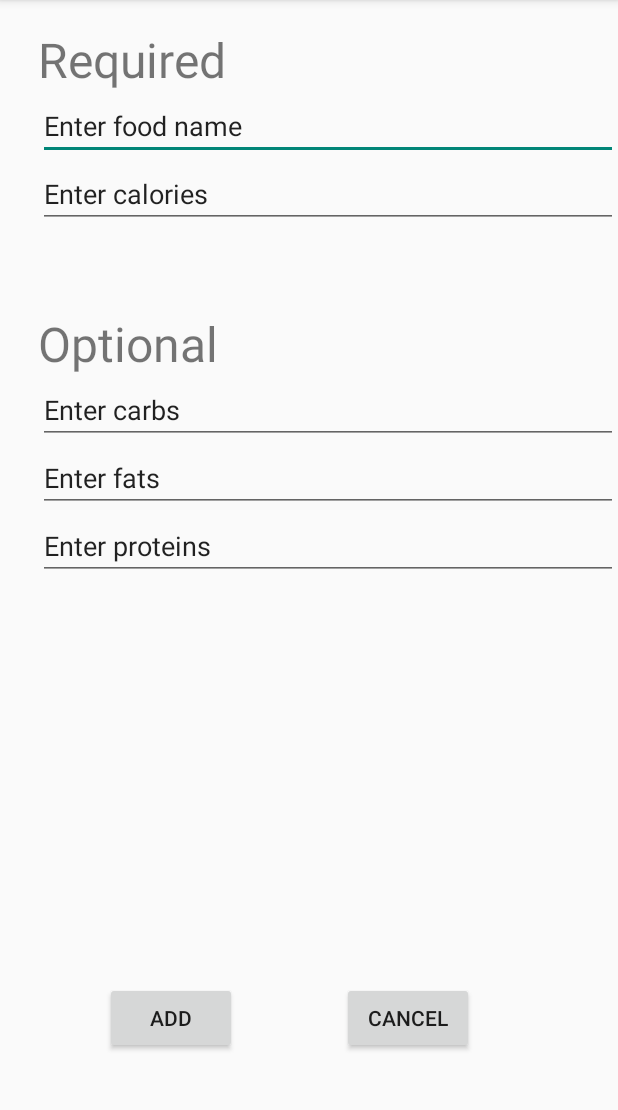
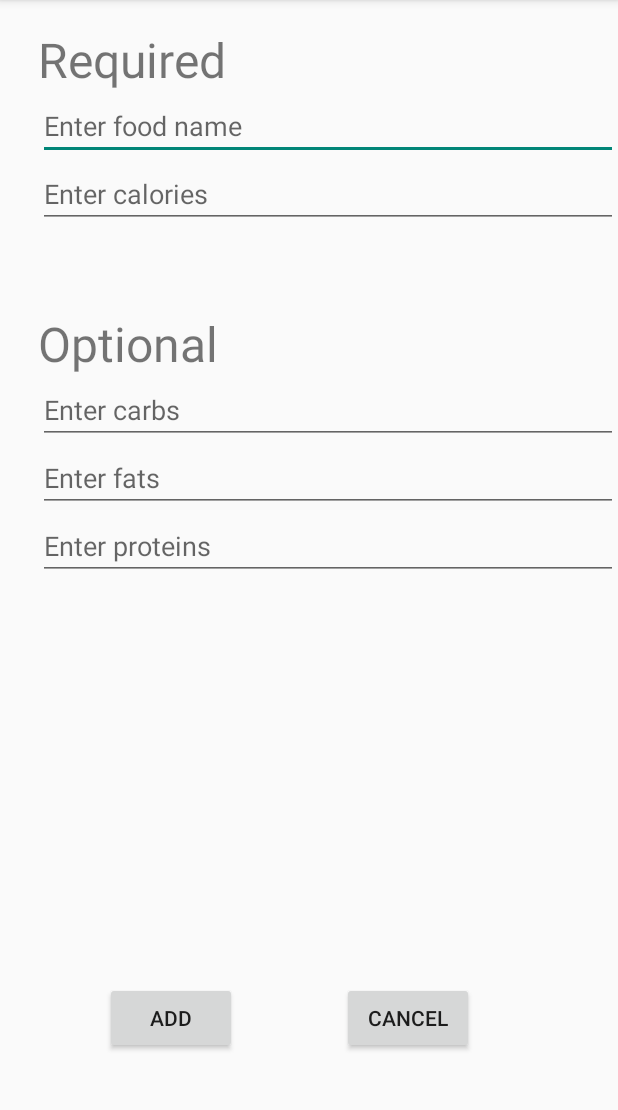
Before and after one commit to MJSanfelippo/CECS453FinalProject, an Android app: the screen it shows after launch (AddNewFoodActivity), after a tap on "ADD A FOOD!", on a phone screen of 412 x 824 dp, the part 84-1194 px from its top. Run offline under Robolectric (Android 15) with nearby library versions, the phone set to English and light mode, and no system bars.

Commit message:
Added more functionality. The following functionality has been added:
1. In the addNewFoodActivity activity, you're forced to enter in at least a name and calories. When you press add food, it passes back the data to MainActivity and adds it to the list.

2. The calories (current and remaining) now change if you add or delete a food.

```diff
--- a/app/src/main/java/android/csulb/edu/cecs453finalproject/MainActivity.java
+++ b/app/src/main/java/android/csulb/edu/cecs453finalproject/MainActivity.java
@@ -1,5 +1,6 @@
 package android.csulb.edu.cecs453finalproject;
 
+import android.app.Activity;
 import android.content.Intent;
 import android.support.v7.app.ActionBar;
 import android.support.v7.app.AppCompatActivity;
@@ -22,28 +23,41 @@ import java.util.ArrayList;
 public class MainActivity extends AppCompatActivity {
 
     private int id;
-    private ArrayList<FoodItem>  foodItemList;
     private LinearLayout foodList;
     TextView viewClicked;
+
+    FoodItem foodItem;
 
     TextView goalCalories;
     TextView currentCalories;
     TextView remainingCalories;
+
+    private int goalCaloriesNumber;
+    private int currentCaloriesNumber;
+    private int remainingCaloriesNumber;
+
 
     Button addFoodButton;
 
     public void addNew(FoodItem foodItem){
         TextView test = new TextView(getApplicationContext());
         test.setLayoutParams(new LayoutParams(LayoutParams.MATCH_PARENT, LayoutParams.WRAP_CONTENT));
-        test.setText("Tester" + id);
+        test.setText(foodItem.getName());
+        test.setTag(foodItem);
         test.setId(id++);
+        currentCaloriesNumber+=foodItem.getCalories();
+        remainingCaloriesNumber-=foodItem.getCalories();
+        currentCalories.setText("Current: " + currentCaloriesNumber);
+        remainingCalories.setText("Remaining: " + remainingCaloriesNumber);
         registerForContextMenu(test);
         int dp = Formulas.convertToDp(20, getResources().getDisplayMetrics().density);
         test.setPadding(dp,dp,dp,dp);
         test.setOnClickListener(new View.OnClickListener() {
             @Override
             public void onClick(View view) {
-                // use foodItem to do new intent to view info about the thing
+                FoodItem foodItem = (FoodItem) view.getTag();
+                Toast.makeText(getApplicationContext(), foodItem.getName()+" " + foodItem.getCalories(), Toast.LENGTH_LONG).show();
+
             }
         });
         test.setOnLongClickListener(new View.OnLongClickListener() {
@@ -60,7 +74,6 @@ public class MainActivity extends AppCompatActivity {
     protected void onCreate(Bundle savedInstanceState) {
         super.onCreate(savedInstanceState);
         setContentView(R.layout.activity_main);
-        foodItemList = new ArrayList<>();
         id = 0;
         getSupportActionBar().setTitle("Health Buddy");
         foodList = (LinearLayout) findViewById(R.id.foodList);
@@ -70,11 +83,20 @@ public class MainActivity extends AppCompatActivity {
         remainingCalories = (TextView) findViewById(R.id.remainingCalories);
 
         addFoodButton = (Button) findViewById(R.id.addFoodButton);
+
+        goalCaloriesNumber = 1500;
+        currentCaloriesNumber = 0;
+        remainingCaloriesNumber = 1500;
+
+        goalCalories.setText("Goal: " + goalCaloriesNumber);
+        currentCalories.setText("Current: " + currentCaloriesNumber);
+        remainingCalories.setText("Remaining: " + remainingCaloriesNumber);
+
         addFoodButton.setOnClickListener(new View.OnClickListener() {
             @Override
             public void onClick(View view) {
                 Intent intent = new Intent(MainActivity.this, AddNewFoodActivity.class);
-                startActivity(intent);
+                startActivityForResult(intent, 69);
             }
         });
         addNew(new FoodItem("food1", 33, id));
@@ -95,8 +117,15 @@ public class MainActivity extends AppCompatActivity {
     public boolean onContextItemSelected(MenuItem item){
 
         if (item.getTitle().toString().equals("delete")){
-            Toast.makeText(getApplicationContext(), "this is: " + viewClicked.getText().toString(), Toast.LENGTH_SHORT).show();
             foodList.removeView(viewClicked);
+
+            FoodItem foodItem = (FoodItem) viewClicked.getTag();
+
+            currentCaloriesNumber-=foodItem.getCalories();
+            remainingCaloriesNumber+=foodItem.getCalories();
+            currentCalories.setText("Current: " + currentCaloriesNumber);
+            remainingCalories.setText("Remaining: " + remainingCaloriesNumber);
+
         } else {
             Toast.makeText(getApplicationContext(), "this is: " + item.getTitle(), Toast.LENGTH_SHORT).show();
         }
@@ -121,5 +150,32 @@ public class MainActivity extends AppCompatActivity {
         return super.onOptionsItemSelected(item);
     }
 
+    @Override
+    protected void onActivityResult(int requestCode, int resultCode, Intent intent) {
+
+        if (requestCode == 69) {
+            if(resultCode == Activity.RESULT_OK){
+                Bundle data = intent.getExtras();
+                String name = data.getString("name");
+                int calories = data.getInt("calories");
+                int carbs = 0;
+                int fats = 0;
+                int proteins = 0;
+                if (data.containsKey("carbs")){
+                    carbs = data.getInt("carbs");
+                }
+                if (data.containsKey("fats")){
+                    fats = data.getInt("fats");
+                }
+                if (data.containsKey("proteins")){
+                    proteins = data.getInt("proteins");
+                }
+                addNew(new FoodItem(name, calories, carbs, fats, proteins, id));
+            }
+            if (resultCode == Activity.RESULT_CANCELED) {
+                //Write your code if there's no result
+            }
+        }
+    }
 
 }
--- a/app/src/main/res/layout/activity_add_new_food.xml
+++ b/app/src/main/res/layout/activity_add_new_food.xml
@@ -24,8 +24,9 @@
         android:layout_width="match_parent"
         android:layout_height="wrap_content"
         android:ems="10"
+        android:text=""
         android:inputType="textPersonName"
-        android:text="Enter food name"
+        android:hint="Enter food name"
         android:layout_below="@+id/requiredTextView"
         android:layout_alignLeft="@+id/requiredTextView"
         />
@@ -34,11 +35,12 @@
         android:id="@+id/enterCaloriesEditText"
         android:layout_width="match_parent"
         android:layout_height="wrap_content"
+        android:text=""
         android:layout_alignLeft="@+id/foodNameEditText"
         android:layout_below="@+id/foodNameEditText"
         android:ems="10"
-        android:inputType="textPersonName"
-        android:text="Enter calories" />
+        android:inputType="number"
+        android:hint="Enter calories" />
 
     <TextView
         android:id="@+id/optionalTextView"
@@ -54,9 +56,10 @@
         android:id="@+id/enterCarbsEditText"
         android:layout_width="match_parent"
         android:layout_height="wrap_content"
+        android:text=""
         android:ems="10"
-        android:inputType="textPersonName"
-        android:text="Enter carbs"
+        android:inputType="number"
+        android:hint="Enter carbs"
         android:layout_below="@+id/optionalTextView"
         android:layout_alignParentRight="true"
         android:layout_alignLeft="@+id/optionalTextView"
@@ -64,11 +67,12 @@
 
     <EditText
         android:id="@+id/enterFatsEditText"
+        android:text=""
         android:layout_width="match_parent"
         android:layout_height="wrap_content"
         android:ems="10"
-        android:inputType="textPersonName"
-        android:text="Enter fats"
+        android:inputType="number"
+        android:hint="Enter fats"
         android:layout_below="@+id/enterCarbsEditText"
         android:layout_alignParentRight="true"
         android:layout_alignLeft="@+id/enterCarbsEditText"
@@ -78,11 +82,12 @@
         android:id="@+id/enterProteinsEditText"
         android:layout_width="match_parent"
         android:layout_height="wrap_content"
+        android:text=""
         android:layout_alignLeft="@+id/enterFatsEditText"
         android:layout_below="@+id/enterFatsEditText"
         android:ems="10"
-        android:inputType="textPersonName"
-        android:text="Enter proteins" />
+        android:inputType="number"
+        android:hint="Enter proteins" />
 
     <Button
         android:id="@+id/addButton"
```
Also changed, not shown: app/src/main/java/android/csulb/edu/cecs453finalproject/AddNewFoodActivity.java (+52 -2 lines).
